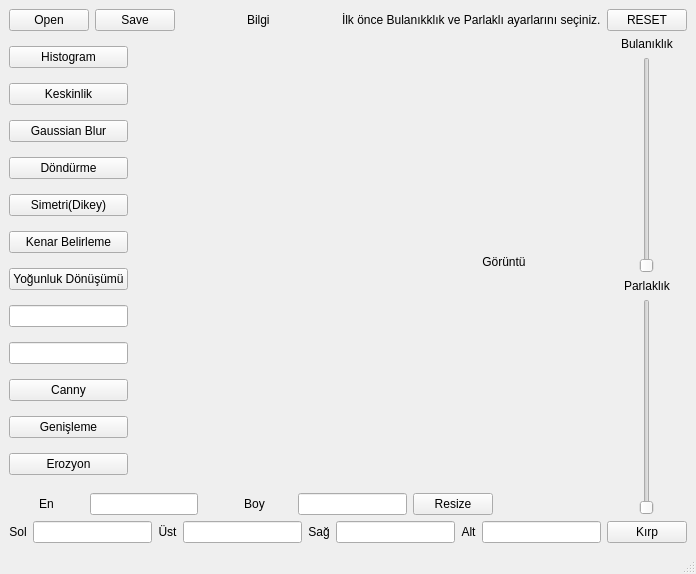
Before: the Qt Designer form process.ui in Ugur0855/Image_Proccessing_2020, drawn with Qt 5.
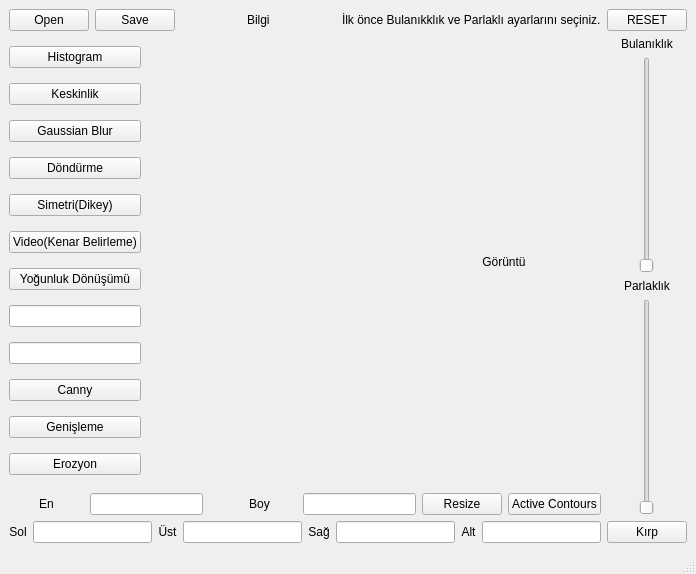
After: the same form once the commit is applied.

Patch:
```diff
--- a/process.ui
+++ b/process.ui
@@ -163,7 +163,7 @@
           <item>
            <widget class="QPushButton" name="kenarButton">
             <property name="text">
-             <string>Kenar Belirleme</string>
+             <string>Video(Kenar Belirleme)</string>
             </property>
            </widget>
           </item>
@@ -437,17 +437,11 @@
        </widget>
       </item>
       <item>
-       <spacer name="horizontalSpacer_3">
-        <property name="orientation">
-         <enum>Qt::Horizontal</enum>
+       <widget class="QPushButton" name="activeContourButton">
+        <property name="text">
+         <string>Active Contours</string>
         </property>
-        <property name="sizeHint" stdset="0">
-         <size>
-          <width>40</width>
-          <height>20</height>
-         </size>
-        </property>
-       </spacer>
+       </widget>
       </item>
      </layout>
     </item>
```
Left out of the diff: 30 changed lines with no effect on the pictures.
